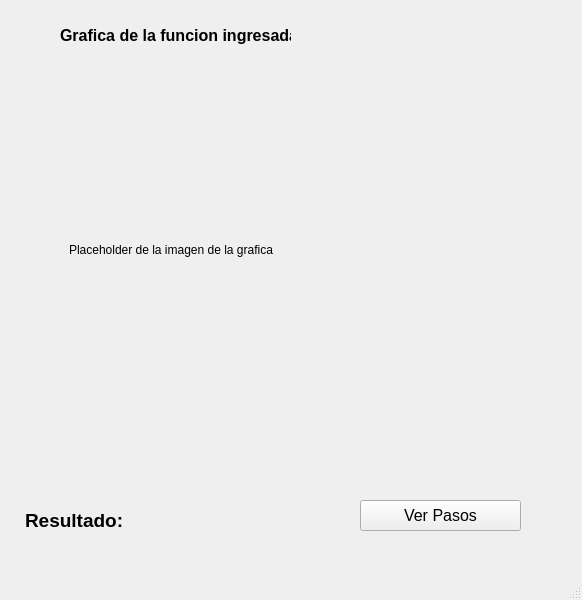
Old version of the form ProyectoMetodosNumericos/Ventanas/Graph.ui in the repository jimmybanegas/ProyectoMetodosNumericos.
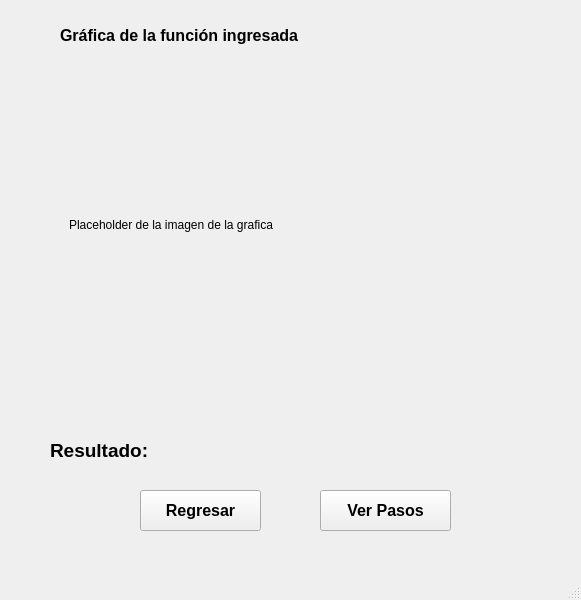
New version of the form. Icons and pictures are not drawn.

Patch:
```diff
--- a/ProyectoMetodosNumericos/Ventanas/Graph.ui
+++ b/ProyectoMetodosNumericos/Ventanas/Graph.ui
@@ -6,7 +6,7 @@
    <rect>
     <x>0</x>
     <y>0</y>
-    <width>582</width>
+    <width>581</width>
     <height>600</height>
    </rect>
   </property>
@@ -17,8 +17,8 @@
    <widget class="QLabel" name="label_3">
     <property name="geometry">
      <rect>
-      <x>25</x>
-      <y>510</y>
+      <x>50</x>
+      <y>440</y>
       <width>101</width>
       <height>21</height>
      </rect>
@@ -37,8 +37,8 @@
    <widget class="QLabel" name="lbResult">
     <property name="geometry">
      <rect>
-      <x>140</x>
-      <y>510</y>
+      <x>165</x>
+      <y>440</y>
       <width>181</width>
       <height>21</height>
      </rect>
@@ -57,17 +57,17 @@
    <widget class="QPushButton" name="btnVerPasos">
     <property name="geometry">
      <rect>
-      <x>360</x>
-      <y>500</y>
-      <width>161</width>
-      <height>31</height>
+      <x>320</x>
+      <y>490</y>
+      <width>131</width>
+      <height>41</height>
      </rect>
     </property>
     <property name="font">
      <font>
       <pointsize>12</pointsize>
-      <weight>50</weight>
-      <bold>false</bold>
+      <weight>75</weight>
+      <bold>true</bold>
      </font>
     </property>
     <property name="text">
@@ -79,8 +79,8 @@
      <rect>
       <x>49</x>
       <y>59</y>
-      <width>481</width>
-      <height>381</height>
+      <width>471</width>
+      <height>331</height>
      </rect>
     </property>
     <widget class="QLabel" name="lbImage">
@@ -89,7 +89,7 @@
        <x>20</x>
        <y>20</y>
        <width>441</width>
-       <height>341</height>
+       <height>291</height>
       </rect>
      </property>
      <property name="text">
@@ -102,7 +102,7 @@
      <rect>
       <x>60</x>
       <y>20</y>
-      <width>231</width>
+      <width>291</width>
       <height>31</height>
      </rect>
     </property>
@@ -114,7 +114,31 @@
      </font>
     </property>
     <property name="text">
-     <string>Grafica de la funcion ingresada</string>
+     <string>Gráfica de la función ingresada</string>
+    </property>
+   </widget>
+   <widget class="QPushButton" name="btnRegresar">
+    <property name="geometry">
+     <rect>
+      <x>140</x>
+      <y>490</y>
+      <width>121</width>
+      <height>41</height>
+     </rect>
+    </property>
+    <property name="font">
+     <font>
+      <pointsize>12</pointsize>
+      <weight>75</weight>
+      <bold>true</bold>
+     </font>
+    </property>
+    <property name="text">
+     <string>Regresar</string>
+    </property>
+    <property name="icon">
+     <iconset resource="imagenes/imagenes.qrc">
+      <normaloff>:/view-refresh.png</normaloff>:/view-refresh.png</iconset>
     </property>
    </widget>
   </widget>
```
Left out of the diff: 16 changed lines with no effect on the pictures.
